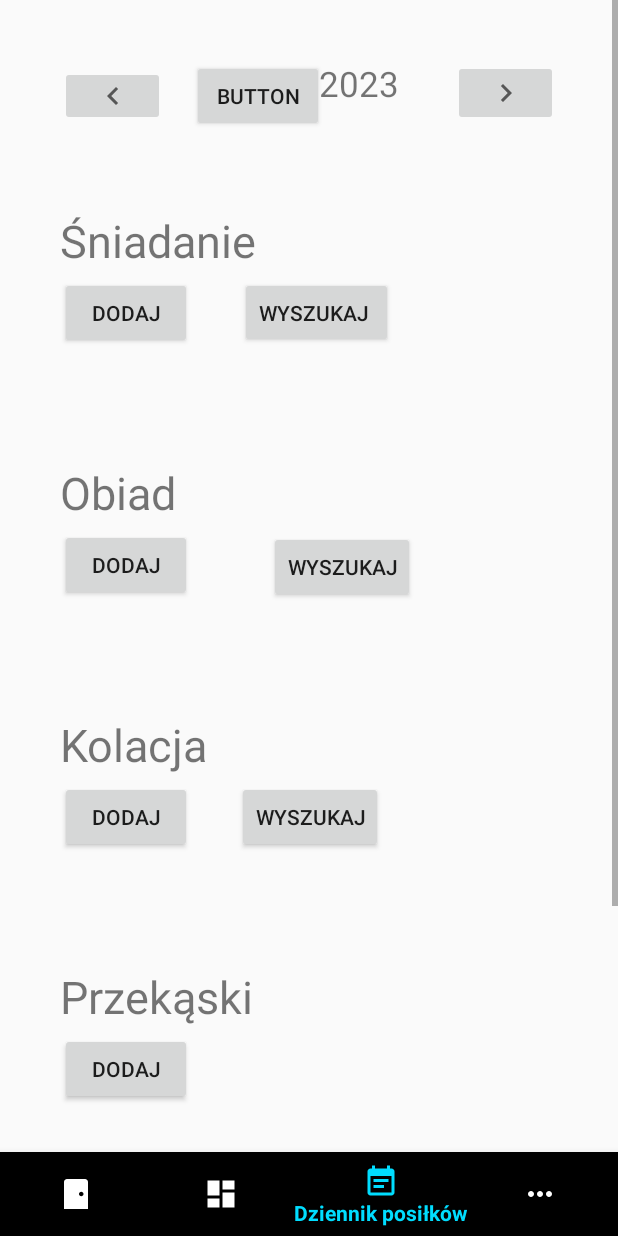
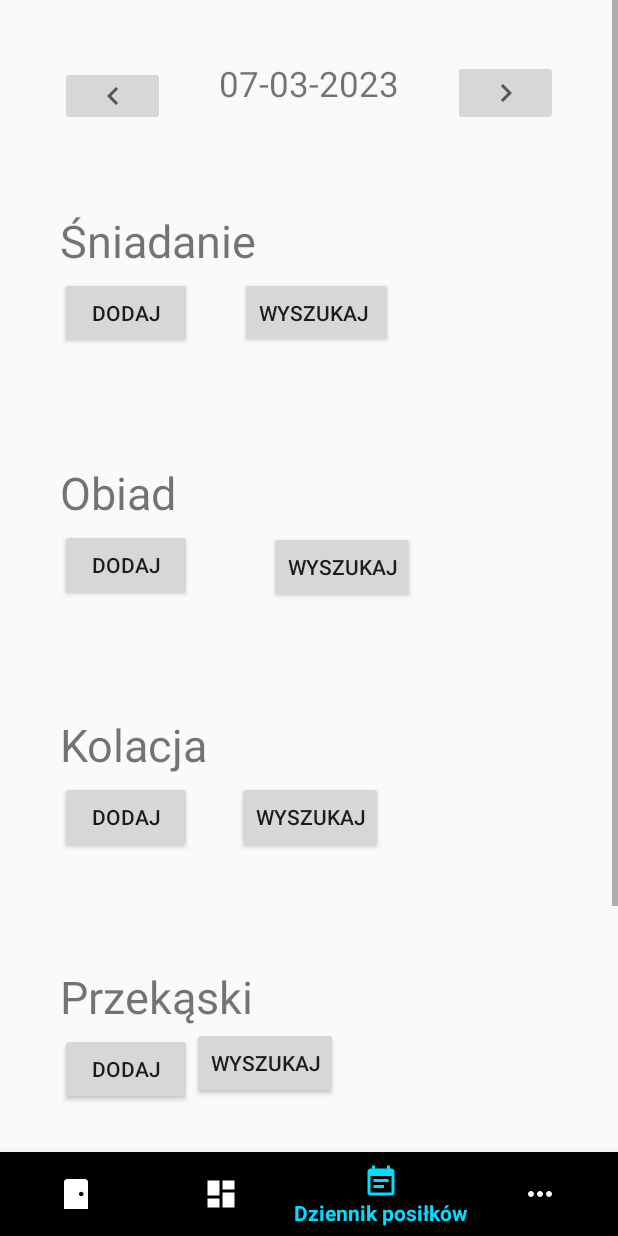
Before and after one commit to Kierde/Praca-magisterska, an Android app: the ZapisPosilkow screen opened directly, with no data from a screen before it, on a phone screen of 412 x 824 dp. Run offline under Robolectric (Android 15) with nearby library versions, the phone set to English and light mode, and no system bars; our stand-ins replace Firebase (no records; nobody signed in at launch, a user with empty details on screens opened directly).

Commit message:
poprawa błędu w layout i wyszukiwanie/dodawanie przekąsek

```diff
--- a/project1/app/src/main/java/com/example/project1/ZapisPosilkow.java
+++ b/project1/app/src/main/java/com/example/project1/ZapisPosilkow.java
@@ -67,6 +67,7 @@
     Button wszukajSniadanie;
     Button wyszukajObiad;
     Button wyszukajKolacje;
+    Button wyszukajPrzekaski;
 
     ImageButton dodajNotatke;
 
@@ -152,6 +153,7 @@
         wszukajSniadanie = (Button) findViewById(R.id.wyszukajSniadanie);
         wyszukajObiad = (Button) findViewById(R.id.wyszukajObiad);
         wyszukajKolacje = (Button) findViewById(R.id.wyszukajKolacje);
+        wyszukajPrzekaski = (Button) findViewById(R.id.wyszukajPrzekaski);
 
         //patrzenie na zapis posiłków znajomego
         if(userIdZnajomego!=null) {
@@ -342,6 +344,13 @@
             }
         });
 
+        wyszukajPrzekaski.setOnClickListener(new View.OnClickListener() {
+            @Override
+            public void onClick(View view) {
+                openWyszukanie("Przekaski");
+            }
+        });
+
         dodajCwczenia.setOnClickListener(new View.OnClickListener() {
             @Override
             public void onClick(View v) {
--- a/project1/app/src/main/res/layout/zapis_posilkow.xml
+++ b/project1/app/src/main/res/layout/zapis_posilkow.xml
@@ -9,8 +9,10 @@
     <ScrollView
         android:layout_width="match_parent"
         android:layout_height="match_parent"
-        tools:layout_editor_absoluteX="0dp"
-        tools:layout_editor_absoluteY="-1dp">
+        app:layout_constraintBottom_toBottomOf="parent"
+        app:layout_constraintEnd_toEndOf="parent"
+        app:layout_constraintStart_toStartOf="parent"
+        app:layout_constraintTop_toTopOf="parent">
 
         <androidx.constraintlayout.widget.ConstraintLayout
             android:layout_width="match_parent"
@@ -179,10 +181,10 @@
                 android:id="@+id/cwiczenia"
                 android:layout_width="match_parent"
                 android:layout_height="match_parent"
+                android:layout_marginBottom="60dp"
                 app:layout_constraintEnd_toEndOf="parent"
                 app:layout_constraintStart_toStartOf="parent"
-                app:layout_constraintTop_toBottomOf="@+id/textView7"
-                android:layout_marginBottom="60dp"/>
+                app:layout_constraintTop_toBottomOf="@+id/textView7" />
 
             <Button
                 android:id="@+id/dodajCwiczenia"
@@ -251,12 +253,12 @@
                 app:layout_constraintTop_toBottomOf="@+id/kolacja" />
 
             <Button
-                android:id="@+id/button3"
+                android:id="@+id/wyszukajPrzekaski"
                 android:layout_width="wrap_content"
                 android:layout_height="wrap_content"
-                android:text="Button"
+                android:text="wyszukaj"
                 app:layout_constraintStart_toEndOf="@+id/dodajPrzekaski"
-                tools:layout_editor_absoluteY="1460dp" />
+                app:layout_constraintTop_toBottomOf="@+id/przekaski" />
 
         </androidx.constraintlayout.widget.ConstraintLayout>
 
```
